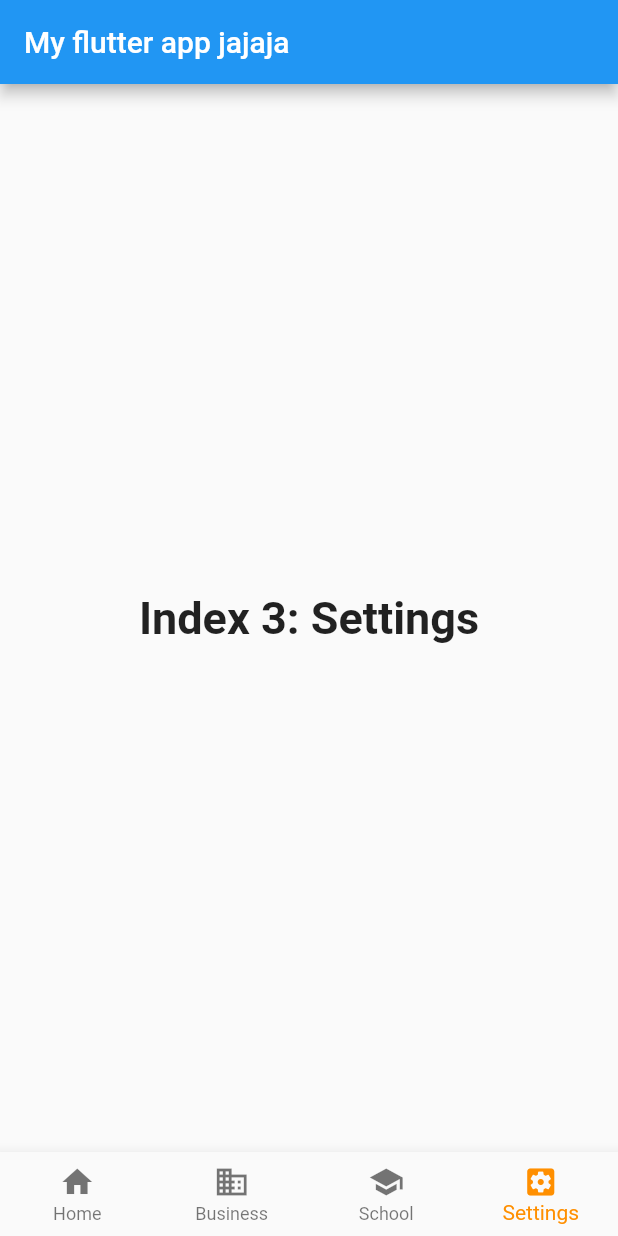
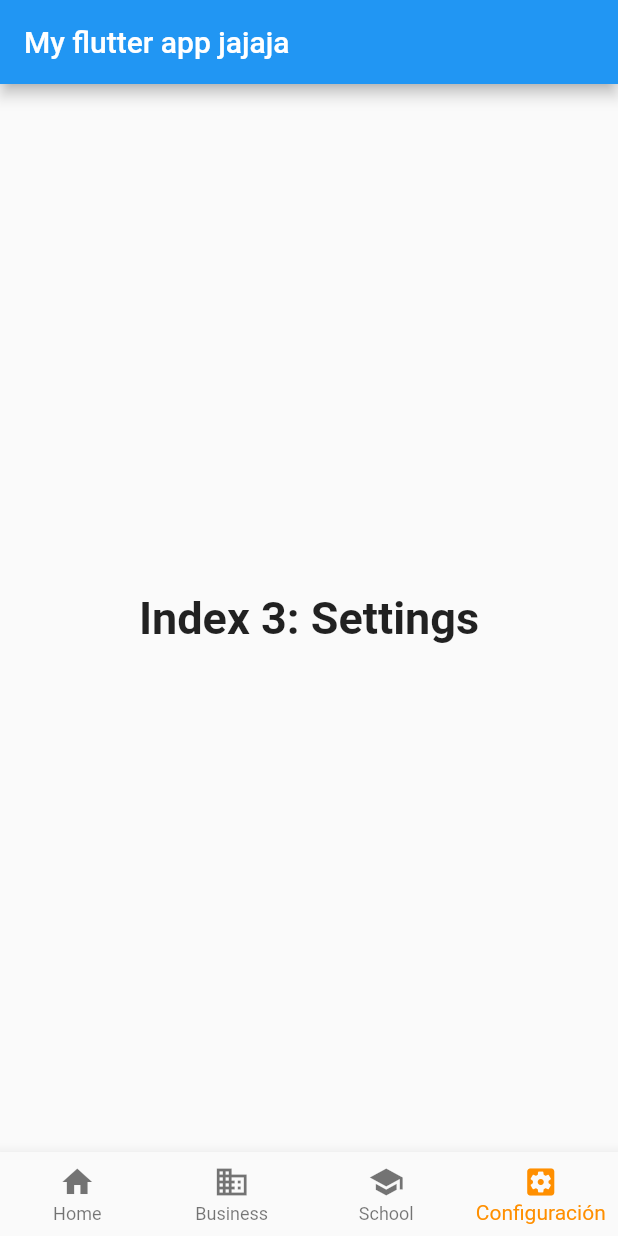
Before and after one commit to angelcruzalv/elJacal_App, a Flutter app: the MyStatefulWidget screen opened directly, item 4 of the bottom bar chosen, on a phone screen of 412 x 824 dp. Run offline on Flutter 3.47's test engine with Material 2 defaults, Android fonts, the phone set to English and light mode, and no system bars.

Commit message:
Segundo commit

```diff
--- a/lib/main.dart
+++ b/lib/main.dart
@@ -84,7 +84,7 @@ class _MyStatefulWidgetState extends State<MyStatefulWidget> {
           ),
           BottomNavigationBarItem(
             icon: Icon(Icons.settings_applications),
-            title: Text('Settings'),
+            title: Text('Configuración'),
           ),
         ],
         currentIndex: _selectedIndex,
--- a/lib/src/screens/welcome_screen.dart
+++ b/lib/src/screens/welcome_screen.dart
@@ -22,14 +22,14 @@ class _WelcomeScreenState extends State<WelcomeScreen> {
             Image.asset('images/el_jacal.png', height: 200, width: 200,),
             AppButton(
               color: Colors.redAccent,
-              name: "Iniciar sesión",
+              name: "Iniciar sesión 2",
               onPressed: (){
                 Navigator.pushNamed(context, '/login');
               },
             ),
             AppButton(
               color: Colors.deepOrangeAccent,
-              name: "Registrarse",
+              name: "Registrarse 2",
               onPressed: (){
                 Navigator.pushNamed(context, '/registration');
               },
```
